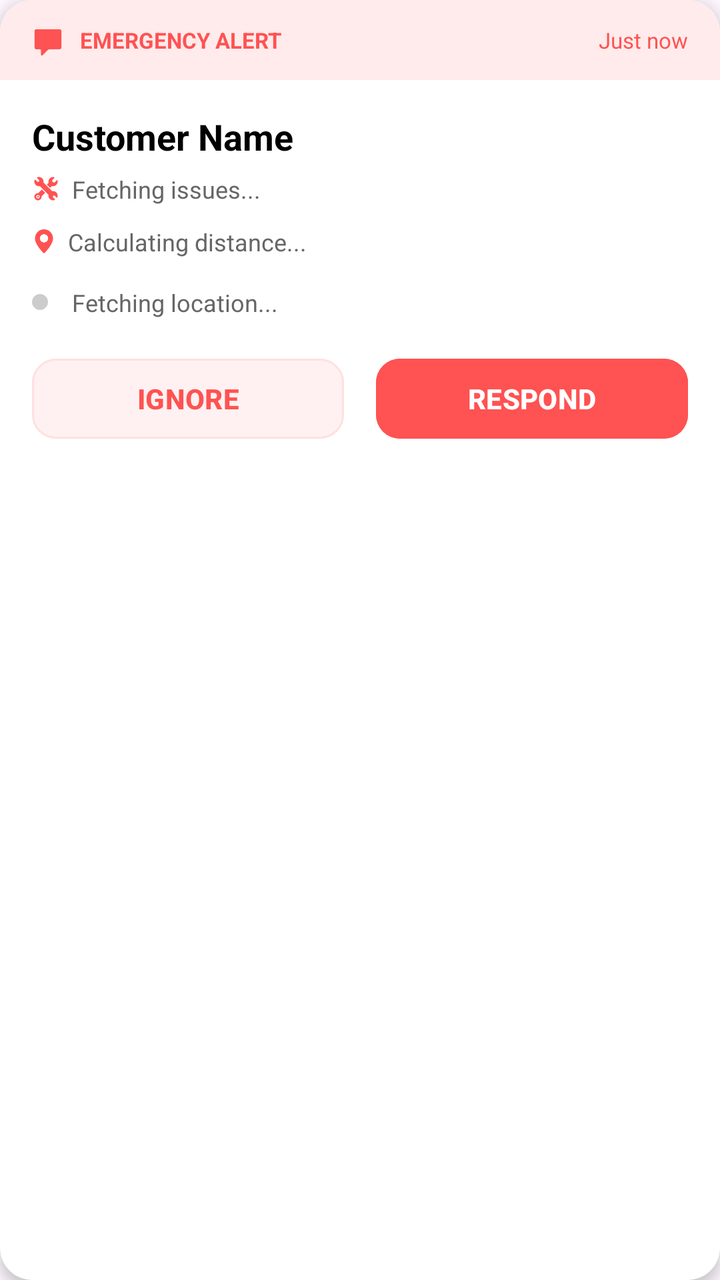
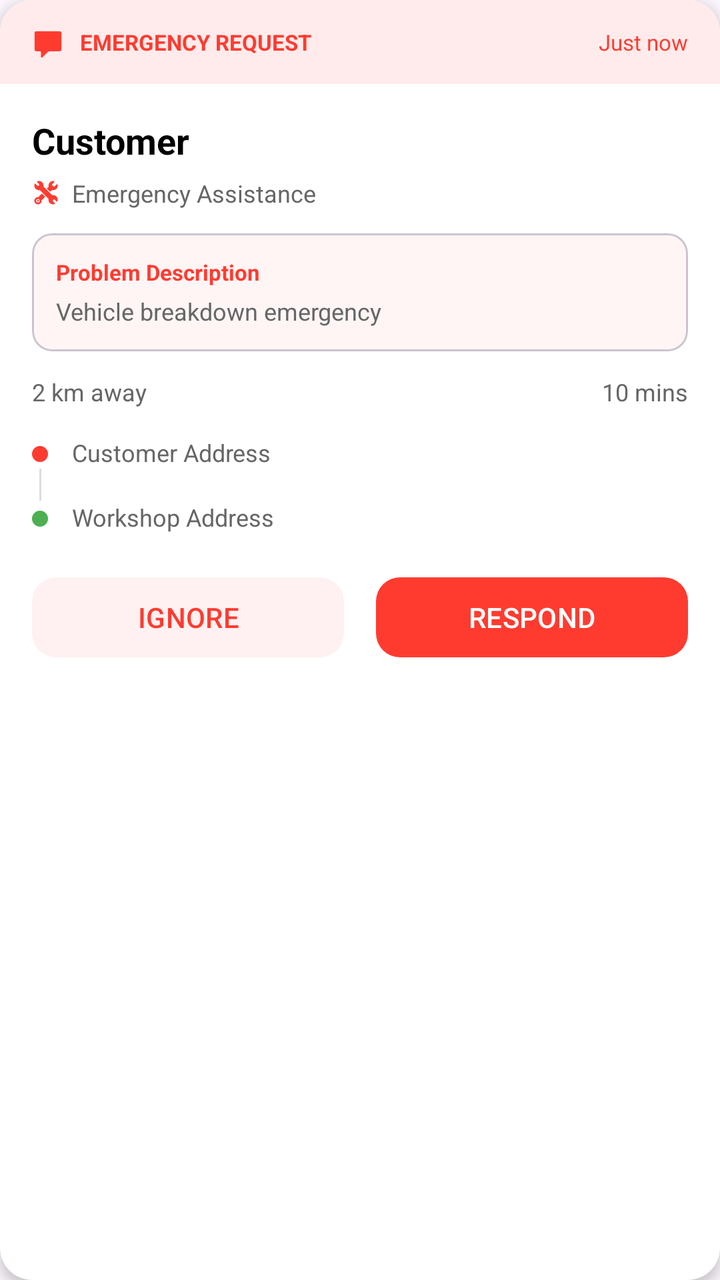

The first picture is an Android layout as it rendered before a commit; the second is the same layout after the commit. The layout source and the unified diff follow.
<!-- AndroidManifest.xml: application theme Theme.TregoApp -->
<!-- res/layout/sos_request_item_layout.xml -->
<?xml version="1.0" encoding="utf-8"?>
<com.google.android.material.card.MaterialCardView xmlns:android="http://schemas.android.com/apk/res/android"
    xmlns:app="http://schemas.android.com/apk/res-auto"
    android:layout_width="match_parent"
    android:layout_height="wrap_content"
    android:layout_marginHorizontal="12dp"
    android:layout_marginTop="8dp"
    android:layout_marginBottom="16dp"
    app:cardBackgroundColor="@color/white"
    app:cardCornerRadius="16dp"
    app:cardElevation="4dp"
    app:strokeWidth="0dp">

    <LinearLayout
        android:layout_width="match_parent"
        android:layout_height="wrap_content"
        android:orientation="vertical">

        
        <LinearLayout
            android:layout_width="match_parent"
            android:layout_height="40dp"
            android:background="#FFEBEB"
            android:gravity="center_vertical"
            android:orientation="horizontal"
            android:paddingHorizontal="16dp">

            <ImageView
                android:layout_width="16dp"
                android:layout_height="16dp"
                android:src="@drawable/sos"
                app:tint="#FF5252" />

            <TextView
                android:layout_width="wrap_content"
                android:layout_height="wrap_content"
                android:layout_marginStart="8dp"
                android:text="EMERGENCY ALERT"
                android:textColor="#FF5252"
                android:textSize="11sp"
                android:textStyle="bold" />

            <View
                android:layout_width="0dp"
                android:layout_height="0dp"
                android:layout_weight="1" />

            <TextView
                android:id="@+id/tvCreatedAt"
                android:layout_width="wrap_content"
                android:layout_height="wrap_content"
                android:text="Just now"
                android:textColor="#FF5252"
                android:textSize="11sp" />
        </LinearLayout>

        <LinearLayout
            android:layout_width="match_parent"
            android:layout_height="wrap_content"
            android:orientation="vertical"
            android:padding="16dp">

            
            <TextView
                android:id="@+id/tvCustomerName"
                android:layout_width="wrap_content"
                android:layout_height="wrap_content"
                android:ellipsize="end"
                android:singleLine="true"
                android:text="Customer Name"
                android:textColor="@color/black"
                android:textSize="18sp"
                android:textStyle="bold" />

            
            <LinearLayout
                android:layout_width="wrap_content"
                android:layout_height="wrap_content"
                android:layout_marginTop="6dp"
                android:gravity="center_vertical"
                android:orientation="horizontal">

                <ImageView
                    android:layout_width="14dp"
                    android:layout_height="14dp"
                    android:src="@drawable/mechanics"
                    app:tint="#FF5252" />

                <TextView
                    android:id="@+id/tvServices"
                    android:layout_width="wrap_content"
                    android:layout_height="wrap_content"
                    android:layout_marginStart="6dp"
                    android:ellipsize="end"
                    android:maxLines="1"
                    android:text="Fetching issues..."
                    android:textColor="#666666"
                    android:textSize="12sp" />
            </LinearLayout>

            
            <LinearLayout
                android:layout_width="match_parent"
                android:layout_height="wrap_content"
                android:layout_marginTop="10dp"
                android:gravity="center_vertical"
                android:orientation="horizontal">

                <ImageView
                    android:layout_width="12dp"
                    android:layout_height="12dp"
                    android:src="@drawable/pin"
                    app:tint="#FF5252" />

                <TextView
                    android:id="@+id/tvDistance"
                    android:layout_width="wrap_content"
                    android:layout_height="wrap_content"
                    android:layout_marginStart="6dp"
                    android:text="Calculating distance..."
                    android:textColor="#666666"
                    android:textSize="12sp" />
            </LinearLayout>

            
            <LinearLayout
                android:layout_width="match_parent"
                android:layout_height="wrap_content"
                android:layout_marginTop="14dp"
                android:gravity="top"
                android:orientation="horizontal">

                <View
                    android:layout_width="8dp"
                    android:layout_height="8dp"
                    android:layout_marginTop="4dp"
                    android:background="@drawable/circle_dot_grey" />

                <TextView
                    android:id="@+id/tvCustomerAddress"
                    android:layout_width="match_parent"
                    android:layout_height="wrap_content"
                    android:layout_marginStart="12dp"
                    android:ellipsize="end"
                    android:maxLines="2"
                    android:text="Fetching location..."
                    android:textColor="#666666"
                    android:textSize="12sp" />
            </LinearLayout>

            
            <LinearLayout
                android:layout_width="match_parent"
                android:layout_height="wrap_content"
                android:layout_marginTop="16dp"
                android:orientation="horizontal">

                <com.google.android.material.button.MaterialButton
                    android:id="@+id/cancelBtn"
                    android:layout_width="0dp"
                    android:layout_height="48dp"
                    android:layout_marginEnd="8dp"
                    android:layout_weight="1"
                    android:backgroundTint="#FFF1F1"
                    android:text="IGNORE"
                    android:textColor="#FF5252"
                    android:textStyle="bold"
                    app:cornerRadius="12dp"
                    app:elevation="0dp"
                    app:strokeColor="#FFE0E0"
                    app:strokeWidth="1dp" />

                <com.google.android.material.button.MaterialButton
                    android:id="@+id/acceptBtn"
                    android:layout_width="0dp"
                    android:layout_height="48dp"
                    android:layout_marginStart="8dp"
                    android:layout_weight="1"
                    android:backgroundTint="#FF5252"
                    android:text="RESPOND"
                    android:textColor="@color/white"
                    android:textStyle="bold"
                    app:cornerRadius="12dp"
                    app:elevation="2dp" />
            </LinearLayout>

        </LinearLayout>
    </LinearLayout>

</com.google.android.material.card.MaterialCardView>
<!-- resources referenced by this layout -->
<resources>
  <color name="black">#FF000000</color>
  <color name="white">#FFFFFFFF</color>
  <!-- drawable circle_dot_grey (drawable) -->
  <?xml version="1.0" encoding="utf-8"?>
  <shape xmlns:android="http://schemas.android.com/apk/res/android"
      android:shape="oval">
      <solid android:color="#CCCCCC" />
      <size android:width="8dp" android:height="8dp" />
  </shape>
  <!-- drawable mechanics: png bitmap (drawable, 2380 bytes) -->
  <!-- drawable pin: png bitmap (drawable, 1897 bytes) -->
  <!-- drawable sos: png bitmap (drawable, 10642 bytes) -->
  <style name="Theme.TregoApp" parent="Base.Theme.TregoApp" />
  <style name="Base.Theme.TregoApp" parent="Theme.Material3.DayNight.NoActionBar">
          <item name="colorPrimary">@color/primary_color</item>
          <item name="android:statusBarColor">@color/secondary_color</item>
          <item name="android:windowLightStatusBar">true</item>
      </style>
  <color name="primary_color">#FFE429</color>
  <color name="secondary_color">#FFFFFFFF</color>
</resources>

<!-- the commit's change to res/layout/sos_request_item_layout.xml (unified diff, before → after) -->
@@ -1,5 +1,6 @@
 <?xml version="1.0" encoding="utf-8"?>
-<com.google.android.material.card.MaterialCardView xmlns:android="http://schemas.android.com/apk/res/android"
+<com.google.android.material.card.MaterialCardView
+    xmlns:android="http://schemas.android.com/apk/res/android"
     xmlns:app="http://schemas.android.com/apk/res-auto"
     android:layout_width="match_parent"
     android:layout_height="wrap_content"
@@ -17,9 +18,10 @@
         android:orientation="vertical">
 
         
+
         <LinearLayout
             android:layout_width="match_parent"
-            android:layout_height="40dp"
+            android:layout_height="42dp"
             android:background="#FFEBEB"
             android:gravity="center_vertical"
             android:orientation="horizontal"
@@ -29,30 +31,46 @@
                 android:layout_width="16dp"
                 android:layout_height="16dp"
                 android:src="@drawable/sos"
-                app:tint="#FF5252" />
+                app:tint="#FF3B30"/>
 
             <TextView
                 android:layout_width="wrap_content"
                 android:layout_height="wrap_content"
                 android:layout_marginStart="8dp"
-                android:text="EMERGENCY ALERT"
-                android:textColor="#FF5252"
+                android:text="EMERGENCY REQUEST"
+                android:textColor="#FF3B30"
                 android:textSize="11sp"
-                android:textStyle="bold" />
+                android:textStyle="bold"/>
 
             <View
                 android:layout_width="0dp"
                 android:layout_height="0dp"
-                android:layout_weight="1" />
+                android:layout_weight="1"/>
 
             <TextView
                 android:id="@+id/tvCreatedAt"
                 android:layout_width="wrap_content"
                 android:layout_height="wrap_content"
                 android:text="Just now"
-                android:textColor="#FF5252"
-                android:textSize="11sp" />
+                android:textColor="#FF3B30"
+                android:textSize="11sp"/>
         </LinearLayout>
+
+        
+
+
+
+
+
+
+
+
+
+
+
+
+
+        
 
         <LinearLayout
             android:layout_width="match_parent"
@@ -61,18 +79,33 @@
             android:padding="16dp">
 
             
-            <TextView
-                android:id="@+id/tvCustomerName"
-                android:layout_width="wrap_content"
-                android:layout_height="wrap_content"
-                android:ellipsize="end"
-                android:singleLine="true"
-                android:text="Customer Name"
-                android:textColor="@color/black"
-                android:textSize="18sp"
-                android:textStyle="bold" />
-
-            
+
+            <RelativeLayout
+                android:layout_width="match_parent"
+                android:layout_height="wrap_content">
+
+                <TextView
+                    android:id="@+id/tvCustomerName"
+                    android:layout_width="wrap_content"
+                    android:layout_height="wrap_content"
+                    android:text="Customer"
+                    android:textColor="@color/black"
+                    android:textSize="18sp"
+                    android:textStyle="bold"/>
+
+
+
+
+
+
+
+
+
+
+            </RelativeLayout>
+
+            
+
             <LinearLayout
                 android:layout_width="wrap_content"
                 android:layout_height="wrap_content"
@@ -84,75 +117,158 @@
                     android:layout_width="14dp"
                     android:layout_height="14dp"
                     android:src="@drawable/mechanics"
-                    app:tint="#FF5252" />
+                    app:tint="#FF3B30"/>
 
                 <TextView
                     android:id="@+id/tvServices"
                     android:layout_width="wrap_content"
                     android:layout_height="wrap_content"
                     android:layout_marginStart="6dp"
-                    android:ellipsize="end"
-                    android:maxLines="1"
-                    android:text="Fetching issues..."
+                    android:text="Emergency Assistance"
                     android:textColor="#666666"
-                    android:textSize="12sp" />
+                    android:textSize="12sp"/>
             </LinearLayout>
 
             
+
+            <com.google.android.material.card.MaterialCardView
+                android:layout_width="match_parent"
+                android:layout_height="wrap_content"
+                android:layout_marginTop="12dp"
+                app:cardCornerRadius="10dp"
+                app:cardElevation="0dp"
+                app:cardBackgroundColor="#FFF5F5">
+
+                <LinearLayout
+                    android:layout_width="match_parent"
+                    android:layout_height="wrap_content"
+                    android:orientation="vertical"
+                    android:padding="12dp">
+
+                    <TextView
+                        android:layout_width="wrap_content"
+                        android:layout_height="wrap_content"
+                        android:text="Problem Description"
+                        android:textColor="#FF3B30"
+                        android:textSize="11sp"
+                        android:textStyle="bold"/>
+
+                    <TextView
+                        android:id="@+id/tvProblemDescription"
+                        android:layout_width="match_parent"
+                        android:layout_height="wrap_content"
+                        android:layout_marginTop="4dp"
+                        android:text="Vehicle breakdown emergency"
+                        android:textColor="#666666"
+                        android:textSize="12sp"/>
+                </LinearLayout>
+
+            </com.google.android.material.card.MaterialCardView>
+
+            
+
             <LinearLayout
                 android:layout_width="match_parent"
                 android:layout_height="wrap_content"
-                android:layout_marginTop="10dp"
-                android:gravity="center_vertical"
+                android:layout_marginTop="12dp"
                 android:orientation="horizontal">
-
-                <ImageView
-                    android:layout_width="12dp"
-                    android:layout_height="12dp"
-                    android:src="@drawable/pin"
-                    app:tint="#FF5252" />
 
                 <TextView
                     android:id="@+id/tvDistance"
+                    android:layout_width="0dp"
+                    android:layout_height="wrap_content"
+                    android:layout_weight="1"
+                    android:text="2 km away"
+                    android:textColor="#666666"
+                    android:textSize="12sp"/>
+
+                <TextView
+                    android:id="@+id/tvDuration"
                     android:layout_width="wrap_content"
                     android:layout_height="wrap_content"
-                    android:layout_marginStart="6dp"
-                    android:text="Calculating distance..."
+                    android:text="10 mins"
                     android:textColor="#666666"
-                    android:textSize="12sp" />
+                    android:textSize="12sp"/>
             </LinearLayout>
 
             
+
+            
+
             <LinearLayout
                 android:layout_width="match_parent"
                 android:layout_height="wrap_content"
                 android:layout_marginTop="14dp"
-                android:gravity="top"
-                android:orientation="horizontal">
+                android:orientation="vertical">
+
+                
+
+                <LinearLayout
+                    android:layout_width="match_parent"
+                    android:layout_height="wrap_content"
+                    android:gravity="top"
+                    android:orientation="horizontal">
+
+                    <View
+                        android:layout_width="8dp"
+                        android:layout_height="8dp"
+                        android:layout_marginTop="5dp"
+                        android:background="@drawable/circle_dot_red"/>
+
+                    <TextView
+                        android:id="@+id/tvCustomerAddress"
+                        android:layout_width="match_parent"
+                        android:layout_height="wrap_content"
+                        android:layout_marginStart="12dp"
+                        android:maxLines="2"
+                        android:ellipsize="end"
+                        android:text="Customer Address"
+                        android:textColor="#666666"
+                        android:textSize="12sp"/>
+                </LinearLayout>
+
+                
 
                 <View
-                    android:layout_width="8dp"
-                    android:layout_height="8dp"
-                    android:layout_marginTop="4dp"
-                    android:background="@drawable/circle_dot_grey" />
-
-                <TextView
-                    android:id="@+id/tvCustomerAddress"
+                    android:layout_width="1dp"
+                    android:layout_height="16dp"
+                    android:layout_marginStart="3.5dp"
+                    android:background="#DDDDDD"/>
+
+                
+
+                <LinearLayout
                     android:layout_width="match_parent"
                     android:layout_height="wrap_content"
-                    android:layout_marginStart="12dp"
-                    android:ellipsize="end"
-                    android:maxLines="2"
-                    android:text="Fetching location..."
-                    android:textColor="#666666"
-                    android:textSize="12sp" />
+                    android:gravity="top"
+                    android:orientation="horizontal">
+
+                    <View
+                        android:layout_width="8dp"
+                        android:layout_height="8dp"
+                        android:layout_marginTop="5dp"
+                        android:background="@drawable/circle_dot_green"/>
+
+                    <TextView
+                        android:id="@+id/tvMechanicAddress"
+                        android:layout_width="match_parent"
+                        android:layout_height="wrap_content"
+                        android:layout_marginStart="12dp"
+                        android:maxLines="2"
+                        android:ellipsize="end"
+                        android:text="Workshop Address"
+                        android:textColor="#666666"
+                        android:textSize="12sp"/>
+                </LinearLayout>
+
             </LinearLayout>
 
             
+
             <LinearLayout
                 android:layout_width="match_parent"
                 android:layout_height="wrap_content"
-                android:layout_marginTop="16dp"
+                android:layout_marginTop="18dp"
                 android:orientation="horizontal">
 
                 <com.google.android.material.button.MaterialButton
@@ -161,14 +277,10 @@
                     android:layout_height="48dp"
                     android:layout_marginEnd="8dp"
                     android:layout_weight="1"
-                    android:backgroundTint="#FFF1F1"
                     android:text="IGNORE"
-                    android:textColor="#FF5252"
-                    android:textStyle="bold"
-                    app:cornerRadius="12dp"
-                    app:elevation="0dp"
-                    app:strokeColor="#FFE0E0"
-                    app:strokeWidth="1dp" />
+                    android:textColor="#FF3B30"
+                    app:backgroundTint="#FFF1F1"
+                    app:cornerRadius="12dp"/>
 
                 <com.google.android.material.button.MaterialButton
                     android:id="@+id/acceptBtn"
@@ -176,15 +288,15 @@
                     android:layout_height="48dp"
                     android:layout_marginStart="8dp"
                     android:layout_weight="1"
-                    android:backgroundTint="#FF5252"
                     android:text="RESPOND"
                     android:textColor="@color/white"
-                    android:textStyle="bold"
-                    app:cornerRadius="12dp"
-                    app:elevation="2dp" />
+                    app:backgroundTint="#FF3B30"
+                    app:cornerRadius="12dp"/>
+
             </LinearLayout>
 
         </LinearLayout>
+
     </LinearLayout>
 
 </com.google.android.material.card.MaterialCardView>
<!-- resource entries referenced after the edit -->
@@ -2,15 +2,26 @@
 <resources>
   <color name="black">#FF000000</color>
   <color name="white">#FFFFFFFF</color>
-  <!-- drawable circle_dot_grey (drawable) -->
+  <!-- drawable circle_dot_green (drawable) -->
   <?xml version="1.0" encoding="utf-8"?>
   <shape xmlns:android="http://schemas.android.com/apk/res/android"
       android:shape="oval">
-      <solid android:color="#CCCCCC" />
+      <solid android:color="#4CAF50" />
       <size android:width="8dp" android:height="8dp" />
   </shape>
+  <!-- drawable circle_dot_red (drawable) -->
+  <?xml version="1.0" encoding="utf-8"?>
+  <shape xmlns:android="http://schemas.android.com/apk/res/android"
+      android:shape="oval">
+  
+      <size
+          android:width="8dp"
+          android:height="8dp"/>
+  
+      <solid android:color="#FF3B30"/>
+  
+  </shape>
   <!-- drawable mechanics: png bitmap (drawable, 2380 bytes) -->
-  <!-- drawable pin: png bitmap (drawable, 1897 bytes) -->
   <!-- drawable sos: png bitmap (drawable, 10642 bytes) -->
   <style name="Theme.TregoApp" parent="Base.Theme.TregoApp" />
   <style name="Base.Theme.TregoApp" parent="Theme.Material3.DayNight.NoActionBar">
